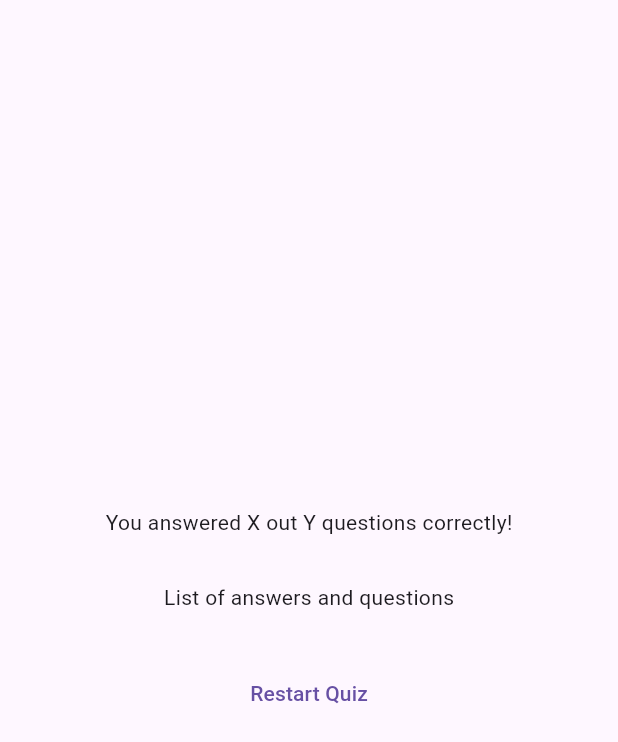
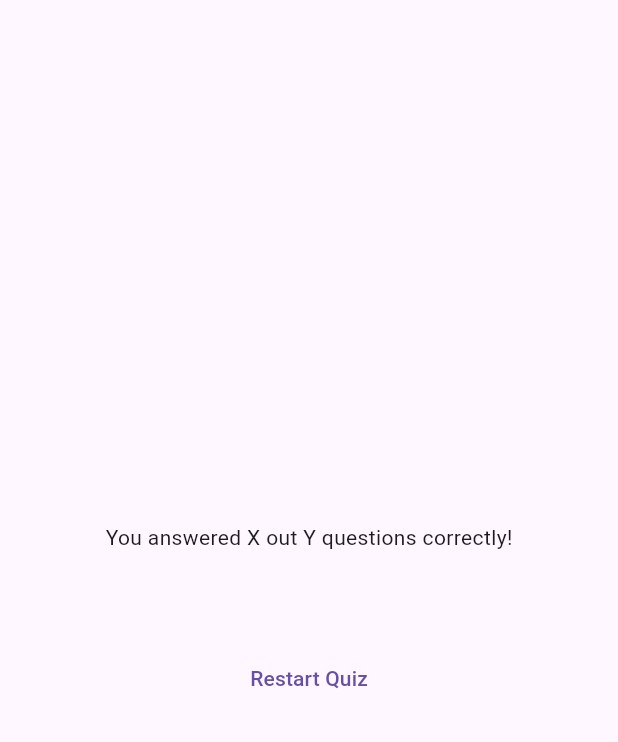
Before and after one commit to erickmwarama2/quiz-app, a Flutter app: the ResultsScreen widget shown alone on an empty page, opened directly with empty values, on a phone screen of 412 x 824 dp. Shown: the top 742 px of the screen. Run offline on Flutter 3.47's test engine with Material 3 defaults, Android fonts, the phone set to English and light mode, and no system bars; our stand-ins replace google_fonts.

Commit message:
create quiz summary screen

```diff
--- /dev/null
+++ b/lib/questions_summary.dart
@@ -0,0 +1,29 @@
+import 'package:flutter/material.dart';
+import 'package:flutter/widgets.dart';
+
+class QuestionsSummary extends StatelessWidget {
+  const QuestionsSummary(this.summaryData, {super.key});
+
+  final List<Map<String, Object>> summaryData;
+
+  @override
+  Widget build(BuildContext context) {
+    return Column(
+      children: summaryData
+          .map((data) => Row(
+                children: [
+                  Text(((data['question_index'] as int) + 1).toString()),
+                  Expanded(
+                    child: Column(children: [
+                      Text(data['question'] as String),
+                      const SizedBox(height: 5,),
+                      Text(data['user_answer'] as String),
+                      Text(data['correct_answer'] as String),
+                    ],),
+                  )
+                ],
+              ))
+          .toList(),
+    );
+  }
+}
--- a/lib/results_screen.dart
+++ b/lib/results_screen.dart
@@ -1,5 +1,6 @@
 import 'package:flutter/material.dart';
 import 'package:quiz_app/data/questions.dart';
+import 'package:quiz_app/questions_summary.dart';
 
 class ResultsScreen extends StatelessWidget {
 
@@ -35,7 +36,7 @@ class ResultsScreen extends StatelessWidget {
             const SizedBox(
               height: 30,
             ),
-            const Text('List of answers and questions'),
+            QuestionsSummary(getSummaryData()),
             const SizedBox(
               height: 30,
             ),
```
